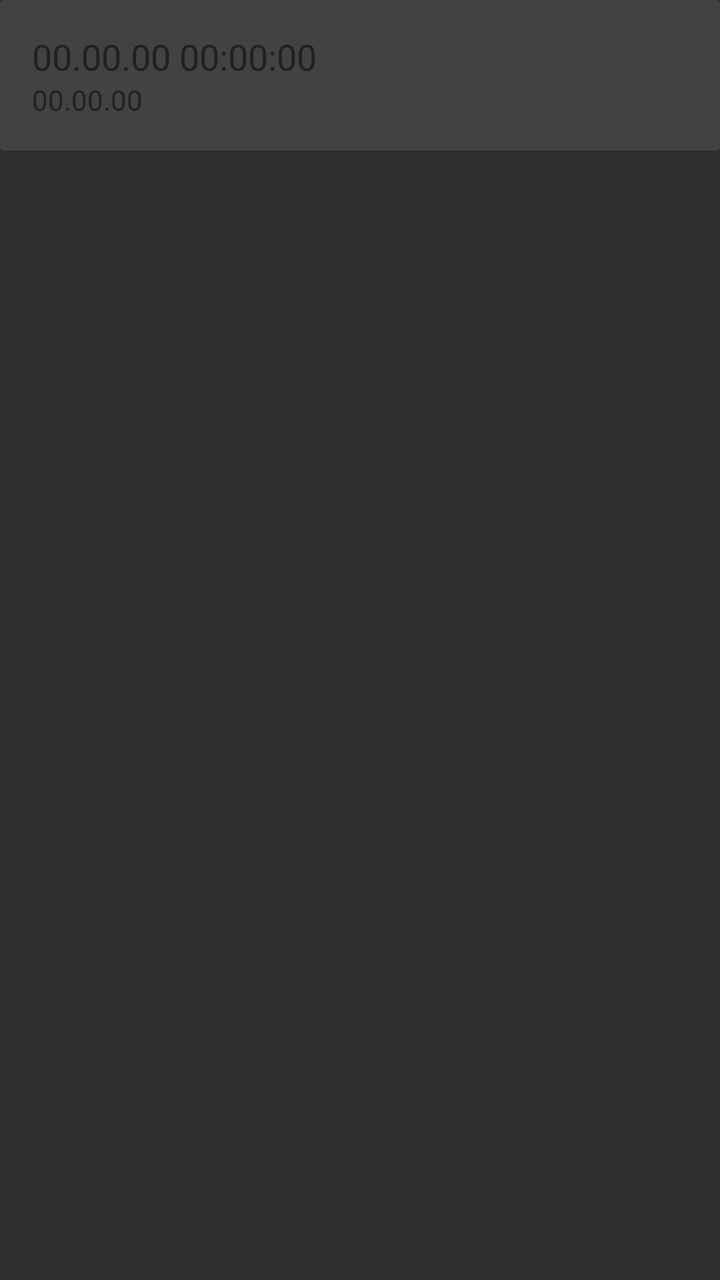
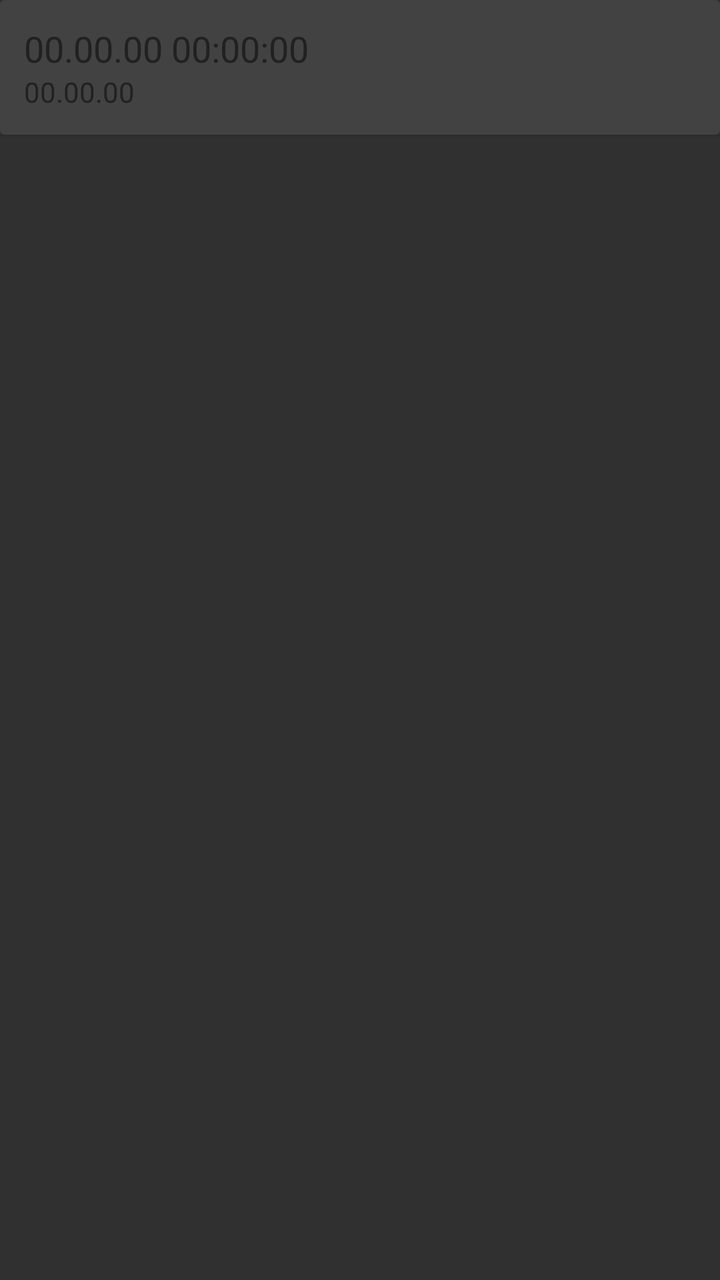

Two renders of the same Android screen: before a commit and after it. Below are the layout's source before the change and the commit's diff.
<!-- AndroidManifest.xml: application theme AppTheme -->
<!-- res/layout/cardview_audios.xml -->
<LinearLayout xmlns:android="http://schemas.android.com/apk/res/android"
    android:layout_width="match_parent" android:layout_height="match_parent"
    android:paddingBottom="16dp">
    <android.support.v7.widget.CardView
        android:layout_width="match_parent"
        android:layout_height="wrap_content"
        android:id="@+id/cardview_audios"
        android:foreground="?attr/selectableItemBackground"
        >
        <RelativeLayout
            android:layout_width="match_parent"
            android:layout_height="wrap_content"
            android:padding="16dp"
            >
            <TextView
                android:layout_width="wrap_content"
                android:layout_height="wrap_content"
                android:id="@+id/cardview_audios_date"
                android:layout_alignParentTop="true"
                android:textSize="18sp"
                android:textColor="@color/primary_material_dark"
                android:text="00.00.00 00:00:00" />
            <TextView
                android:layout_width="wrap_content"
                android:layout_height="wrap_content"
                android:id="@+id/cardview_audios_length"
                android:layout_below="@+id/cardview_audios_date"
                android:textColor="@color/primary_material_dark"
                android:text="00.00.00" />
        </RelativeLayout>
    </android.support.v7.widget.CardView>
</LinearLayout>
<!-- resources referenced by this layout -->
<resources>
  <style name="AppTheme" parent="Theme.AppCompat.NoActionBar">
          
          <item name="windowActionBar">false</item>
          <item name="windowNoTitle">true</item>
      </style>
</resources>

<!-- the commit's change to res/layout/cardview_audios.xml (unified diff, before → after) -->
@@ -1,6 +1,6 @@
 <LinearLayout xmlns:android="http://schemas.android.com/apk/res/android"
     android:layout_width="match_parent" android:layout_height="match_parent"
-    android:paddingBottom="16dp">
+    android:paddingBottom="@dimen/cardview_padding">
     <android.support.v7.widget.CardView
         android:layout_width="match_parent"
         android:layout_height="wrap_content"
@@ -10,7 +10,7 @@
         <RelativeLayout
             android:layout_width="match_parent"
             android:layout_height="wrap_content"
-            android:padding="16dp"
+            android:padding="@dimen/cardview_text_padding2"
             >
             <TextView
                 android:layout_width="wrap_content"
<!-- resource entries referenced after the edit -->
@@ -1,5 +1,7 @@
 <!-- resources referenced by this layout -->
 <resources>
+  <dimen name="cardview_padding">8dp</dimen>
+  <dimen name="cardview_text_padding2">12dp</dimen>
   <style name="AppTheme" parent="Theme.AppCompat.NoActionBar">
           
           <item name="windowActionBar">false</item>
